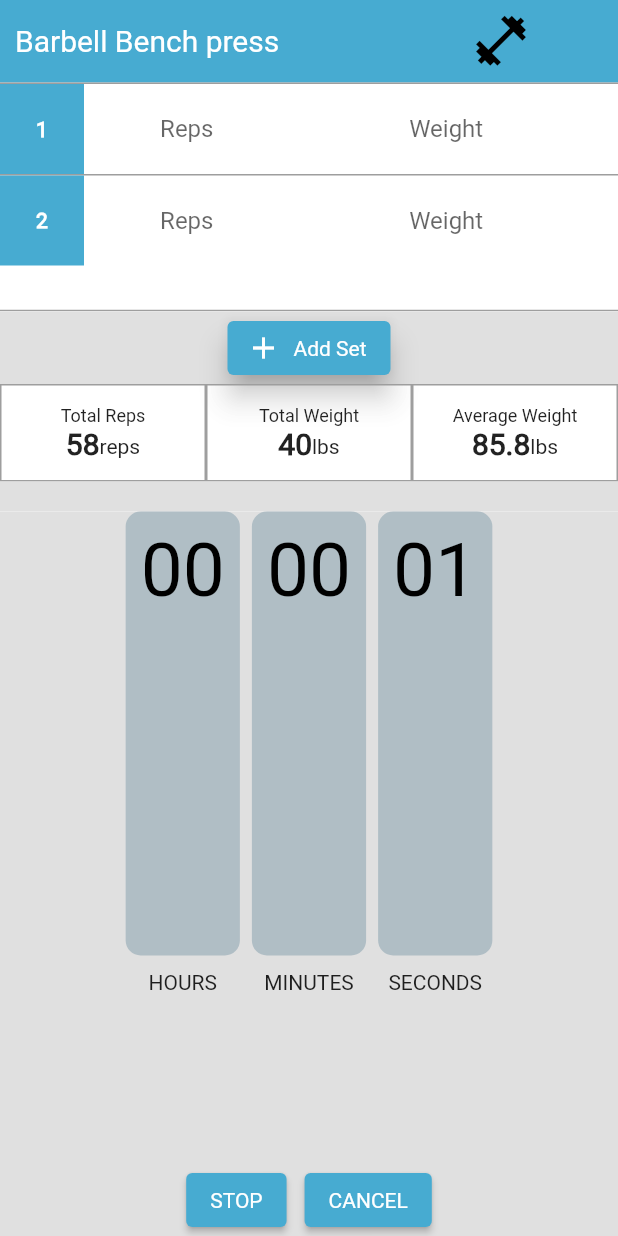
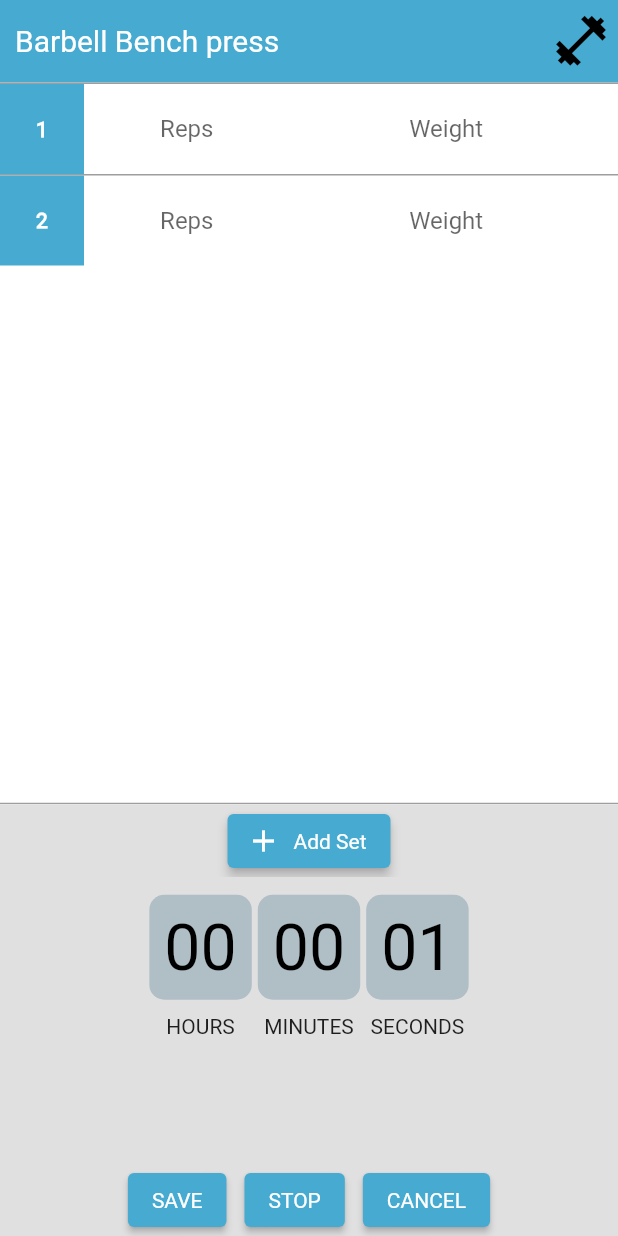
Before and after one commit to joelplotnik/HunterFit, a Flutter app: the WeightsView screen opened directly, after a tap on "Add Set", after a tap on "Start Timer", on a phone screen of 412 x 824 dp. Run offline on Flutter 3.47's test engine with Material 2 defaults, Android fonts, the phone set to English and light mode, and no system bars; our stand-ins replace cloud_firestore, firebase_auth, firebase_core, flutter_svg, font_awesome_flutter, google_maps_flutter and 1 more; accounts and stored records are empty.

Commit message:
fixed UI on weightlighting.dart

```diff
--- a/lib/view/weights/weights_view.dart
+++ b/lib/view/weights/weights_view.dart
@@ -22,7 +22,7 @@ class _WeightsViewState extends State<WeightsView> {
             height: 60,
             alignment: Alignment.center,
             child: const Text(
-              '1',
+              "1",
               style: TextStyle(
                 color: Colors.white,
                 fontWeight: FontWeight.bold,
@@ -95,8 +95,10 @@ class _WeightsViewState extends State<WeightsView> {
                       fontWeight: FontWeight.w500,
                       color: Colors.white),
                 ),
-                const SizedBox(
-                  width: 125,
+                Expanded(
+                  child: const SizedBox(
+                    width: double.infinity,
+                  ),
                 ),
                 RotatedBox(
                   quarterTurns: 1,
@@ -130,8 +132,8 @@ class _WeightsViewState extends State<WeightsView> {
             height: 1,
             thickness: 1,
           ),
-          SizedBox(
-            height: 150,
+          Expanded(
+            flex: 2,
             child: ListView.separated(
               shrinkWrap: true,
               itemCount: _setsList.length,
@@ -160,7 +162,7 @@ class _WeightsViewState extends State<WeightsView> {
               children: [
                 ElevatedButton.icon(
                   style: ElevatedButton.styleFrom(
-                    elevation: 8,
+                    elevation: 3,
                     primary: constants.kHunterColor,
                   ),
                   onPressed: () {
@@ -176,101 +178,7 @@ class _WeightsViewState extends State<WeightsView> {
               ],
             ),
           ),
-          Row(
-            children: [
-              Expanded(
-                child: Container(
-                  height: 65,
-                  width: 130,
-                  decoration: constants.kWeightsDataBoxDecoration,
-                  child: Column(
-                    mainAxisAlignment: MainAxisAlignment.center,
-                    children: [
-                      const Text(
-                        "Total Reps",
-                        style: constants.kWeightsDataTitle,
-                      ),
-                      Row(
-                        mainAxisAlignment: MainAxisAlignment.center,
-                        crossAxisAlignment: CrossAxisAlignment.baseline,
-                        textBaseline: TextBaseline.alphabetic,
-                        children: const [
-                          Text(
-                            '58',
-                            style: constants.kWeightsData,
-                          ),
-                          Text('reps'),
-                        ],
-                      ),
-                    ],
-                  ),
-                ),
-              ),
-              Expanded(
-                child: Container(
-                  height: 65,
-                  width: 130,
-                  decoration: constants.kWeightsDataBoxDecoration,
-                  child: Column(
-                    mainAxisAlignment: MainAxisAlignment.center,
-                    children: [
-                      const Text(
-                        "Total Weight",
-                        style: constants.kWeightsDataTitle,
-                      ),
-                      Row(
-                        mainAxisAlignment: MainAxisAlignment.center,
-                        crossAxisAlignment: CrossAxisAlignment.baseline,
-                        textBaseline: TextBaseline.alphabetic,
-                        children: const [
-                          Text(
-                            '40',
-                            style: constants.kWeightsData,
-                          ),
-                          Text('lbs'),
-                        ],
-                      ),
-                    ],
-                  ),
-                ),
-              ),
-              Expanded(
-                child: Container(
-                  height: 65,
-                  width: 130,
-                  decoration: constants.kWeightsDataBoxDecoration,
-                  child: Column(
-                    mainAxisAlignment: MainAxisAlignment.center,
-                    children: [
-                      const Text(
-                        "Average Weight",
-                        style: constants.kWeightsDataTitle,
-                      ),
-                      Row(
-                        mainAxisAlignment: MainAxisAlignment.center,
-                        crossAxisAlignment: CrossAxisAlignment.baseline,
-                        textBaseline: TextBaseline.alphabetic,
-                        children: const [
-                          Text(
-                            '85.8',
-                            style: constants.kWeightsData,
-                          ),
-                          Text('lbs'),
-                        ],
-                      ),
-                    ],
-                  ),
-                ),
-              ),
-            ],
-          ),
-          Container(
-            width: double.infinity,
-            height: 20,
-            color: Colors.grey.shade300,
-          ),
           Expanded(
-            flex: 4,
             child: stopwatch,
           )
         ],
@@ -278,3 +186,91 @@ class _WeightsViewState extends State<WeightsView> {
     );
   }
 }
+// Row(
+// children: [
+// Expanded(
+// child: Container(
+// height: 65,
+// width: 130,
+// decoration: constants.kWeightsDataBoxDecoration,
+// child: Column(
+// mainAxisAlignment: MainAxisAlignment.center,
+// children: [
+// const Text(
+// "Total Reps",
+// style: constants.kWeightsDataTitle,
+// ),
+// Row(
+// mainAxisAlignment: MainAxisAlignment.center,
+// crossAxisAlignment: CrossAxisAlignment.baseline,
+// textBaseline: TextBaseline.alphabetic,
+// children: const [
+// Text(
+// '58',
+// style: constants.kWeightsData,
+// ),
+// Text('reps'),
+// ],
+// ),
+// ],
+// ),
+// ),
+// ),
+// Expanded(
+// child: Container(
+// height: 65,
+// width: 130,
+// decoration: constants.kWeightsDataBoxDecoration,
+// child: Column(
+// mainAxisAlignment: MainAxisAlignment.center,
+// children: [
+// const Text(
+// "Total Weight",
+// style: constants.kWeightsDataTitle,
+// ),
+// Row(
+// mainAxisAlignment: MainAxisAlignment.center,
+// crossAxisAlignment: CrossAxisAlignment.baseline,
+// textBaseline: TextBaseline.alphabetic,
+// children: const [
+// Text(
+// '40',
+// style: constants.kWeightsData,
+// ),
+// Text('lbs'),
+// ],
+// ),
+// ],
+// ),
+// ),
+// ),
+// Expanded(
+// child: Container(
+// height: 65,
+// width: 130,
+// decoration: constants.kWeightsDataBoxDecoration,
+// child: Column(
+// mainAxisAlignment: MainAxisAlignment.center,
+// children: [
+// const Text(
+// "Average Weight",
+// style: constants.kWeightsDataTitle,
+// ),
+// Row(
+// mainAxisAlignment: MainAxisAlignment.center,
+// crossAxisAlignment: CrossAxisAlignment.baseline,
+// textBaseline: TextBaseline.alphabetic,
+// children: const [
+// Text(
+// '85.8',
+// style: constants.kWeightsData,
+// ),
+// Text('lbs'),
+// ],
+// ),
+// ],
+// ),
+// ),
+// ),
+// ],
+// ),
--- a/lib/widgets/stopwatch.dart
+++ b/lib/widgets/stopwatch.dart
@@ -1,6 +1,7 @@
 import 'dart:async';
 import 'package:flutter/material.dart';
 import 'package:hunter_fit/widgets/button_widget.dart';
+import 'package:cloud_firestore/cloud_firestore.dart';
 
 class Stopwatch extends StatefulWidget {
   const Stopwatch({Key? key}) : super(key: key);
@@ -10,6 +11,7 @@ class Stopwatch extends StatefulWidget {
 }
 
 class _StopwatchState extends State<Stopwatch> {
+  CollectionReference users = FirebaseFirestore.instance.collection('users');
   Duration duration = const Duration();
   Timer? timer;
 
@@ -18,6 +20,17 @@ class _StopwatchState extends State<Stopwatch> {
     // TODO: implement initState
     super.initState();
     reset();
+  }
+
+  format(Duration d) {
+    return d.toString().split('.').first.padLeft(8, "0");
+  }
+
+  Future<void> addUserTime() {
+    return users
+        .add({'Time': format(duration)})
+        .then((value) => print("Time Added"))
+        .catchError((error) => print("Failed to add: $error"));
   }
 
   void reset() {
@@ -72,17 +85,16 @@ class _StopwatchState extends State<Stopwatch> {
     final seconds = twoDigits(duration.inSeconds.remainder(60));
 
     return Expanded(
-      flex: 2,
       child: Row(
         mainAxisAlignment: MainAxisAlignment.center,
         children: [
           buildTimeCard(time: hours, header: 'HOURS'),
           const SizedBox(
-            width: 8,
+            width: 4,
           ),
           buildTimeCard(time: minutes, header: 'MINUTES'),
           const SizedBox(
-            width: 8,
+            width: 4,
           ),
           buildTimeCard(time: seconds, header: 'SECONDS'),
         ],
@@ -91,10 +103,11 @@ class _StopwatchState extends State<Stopwatch> {
   }
 
   Widget buildTimeCard({required String time, required String header}) =>
-      Column(
-        children: [
-          Expanded(
-            child: Container(
+      FittedBox(
+        child: Column(
+          children: [
+            Container(
+              height: 70,
               padding: const EdgeInsets.all(10),
               decoration: BoxDecoration(
                 color: Colors.blueGrey.shade200,
@@ -103,15 +116,15 @@ class _StopwatchState extends State<Stopwatch> {
               child: Text(
                 time,
                 style: const TextStyle(
-                    fontSize: 50,
+                    fontSize: 43,
                     color: Colors.black,
                     fontWeight: FontWeight.w400),
               ),
             ),
-          ),
-          const SizedBox(height: 10),
-          Text(header),
-        ],
+            const SizedBox(height: 10),
+            Text(header),
+          ],
+        ),
       );
   Widget buildButtons() {
     final isRunning = timer == null ? false : timer!.isActive;
@@ -123,6 +136,15 @@ class _StopwatchState extends State<Stopwatch> {
               mainAxisAlignment: MainAxisAlignment.center,
               crossAxisAlignment: CrossAxisAlignment.end,
               children: [
+                ButtonWidget(
+                  text: 'SAVE',
+                  onClicked: () {
+                    addUserTime();
+                    print(duration);
+                    stopTimer();
+                  },
+                ),
+                const SizedBox(width: 12),
                 ButtonWidget(
                   text: isRunning ? 'STOP' : 'RESUME',
                   onClicked: () {
```
Also changed, not shown: pubspec.lock.
